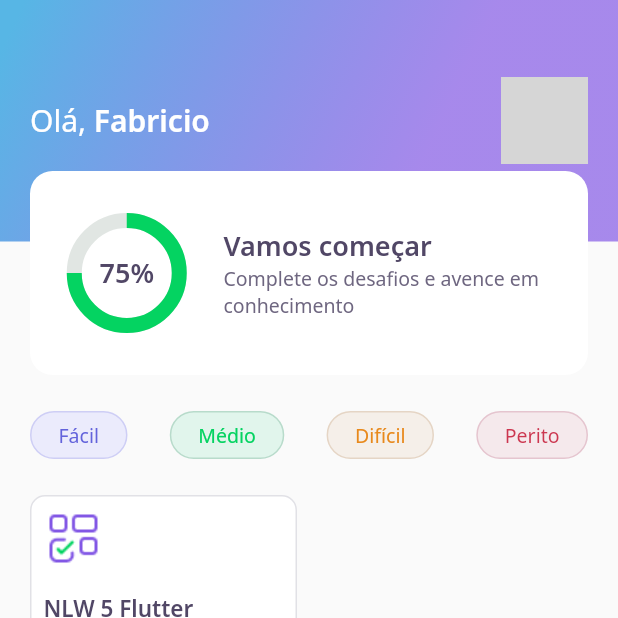
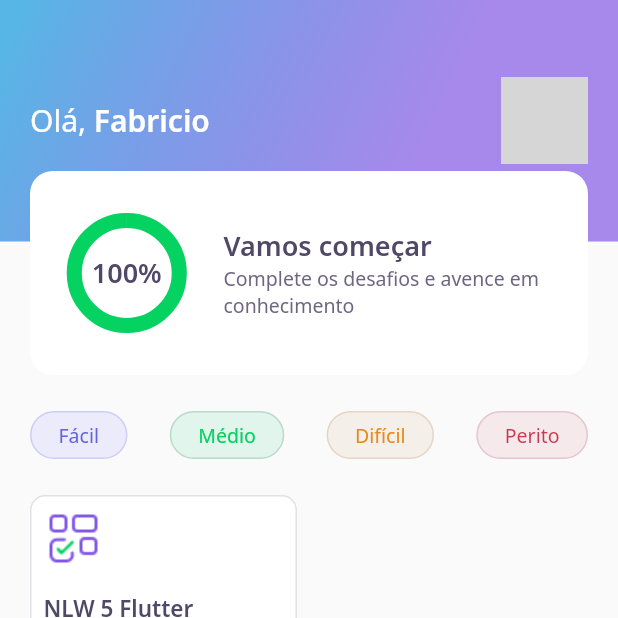
Before and after one commit to fabricio-silva-89/devquiz, a Flutter app: the screen it shows after launch, on a phone screen of 412 x 824 dp, the top half of it. Run offline on Flutter 3.47's test engine with Material 2 defaults, Android fonts, the phone set to English and light mode, and no system bars; our stand-ins replace google_fonts, share_plus; accounts and stored records are empty; network calls fail; grey boxes are pictures that could not be loaded.

Commit message:
Aula 5
Aula 5 da semana NLW 5 da Rocketseat

```diff
--- a/assets/database/user.json
+++ b/assets/database/user.json
@@ -1,5 +1,5 @@
 {
     "name" : "Fabricio",
-    "score" : 75,
+    "score" : 100,
     "photoUrl" : "https://avatars.githubusercontent.com/u/74799622?v=4"
 }
--- a/lib/challenge/challenge_controller.dart
+++ b/lib/challenge/challenge_controller.dart
@@ -4,4 +4,6 @@ class ChallengeController {
   final currentPageNotifier = ValueNotifier<int>(1);
   int get currentPage => currentPageNotifier.value;
   set currentPage(int value) => currentPageNotifier.value = value;
+
+  int qtdAnwserRigth = 0;
 }
--- a/lib/challenge/widgets/awnser/awnser_widget.dart
+++ b/lib/challenge/widgets/awnser/awnser_widget.dart
@@ -6,7 +6,7 @@ import 'package:flutter/material.dart';
 class AwnserWidget extends StatelessWidget {
   final AwnserModel anwser;
   final bool isSelected;
-  final VoidCallback onTap;
+  final ValueChanged<bool> onTap;
   final bool disabled;
 
   const AwnserWidget({
@@ -32,7 +32,9 @@ class AwnserWidget extends StatelessWidget {
       child: IgnorePointer(
         ignoring: disabled,
         child: GestureDetector(
-          onTap: onTap,
+          onTap: () {
+            onTap(anwser.isRight);
+          },
           child: Container(
             padding: EdgeInsets.all(16.0),
             decoration: BoxDecoration(
--- a/lib/core/app_widget.dart
+++ b/lib/core/app_widget.dart
@@ -1,5 +1,4 @@
-import 'package:devquiz/challenge/challenge_page.dart';
-import 'package:devquiz/home/home_page.dart';
+import 'package:devquiz/splash/splash_page.dart';
 import 'package:flutter/material.dart';
 
 class AppWidget extends StatelessWidget {
@@ -7,7 +6,7 @@ class AppWidget extends StatelessWidget {
   Widget build(BuildContext context) {
     return MaterialApp(
       title: "DevQuiz",
-      home: HomePage(),
+      home: SplashPage(),
     );
   }
 }
--- a/lib/home/home_page.dart
+++ b/lib/home/home_page.dart
@@ -72,6 +72,7 @@ class _HomePageState extends State<HomePage> {
                                       context,
                                       MaterialPageRoute(
                                         builder: (context) => ChallengePage(
+                                          title: e.title,
                                           questions: e.questions,
                                         ),
                                       ),
--- a/lib/home/widgets/appbar/app_bar_widget.dart
+++ b/lib/home/widgets/appbar/app_bar_widget.dart
@@ -50,7 +50,9 @@ class AppBarWidget extends PreferredSize {
                 ),
                 Align(
                   alignment: Alignment(0.0, 1.0),
-                  child: ScoreCardWidget(),
+                  child: ScoreCardWidget(
+                    percent: user.score / 100,
+                  ),
                 ),
               ],
             ),
--- a/lib/home/widgets/chart/chart_widget.dart
+++ b/lib/home/widgets/chart/chart_widget.dart
@@ -2,13 +2,39 @@ import 'package:devquiz/core/app_colors.dart';
 import 'package:devquiz/core/app_text_styles.dart';
 import 'package:flutter/material.dart';
 
-class ChartWidget extends StatelessWidget {
+class ChartWidget extends StatefulWidget {
+  final double percent;
+
+  const ChartWidget({Key? key, required this.percent}) : super(key: key);
+
+  @override
+  _ChartWidgetState createState() => _ChartWidgetState();
+}
+
+class _ChartWidgetState extends State<ChartWidget> with SingleTickerProviderStateMixin {
+  late AnimationController _controller;
+  late Animation<double> _animation;
+
+  void _initAnimation() {
+    _controller = AnimationController(vsync: this, duration: Duration(seconds: 2));
+    _animation = Tween<double>(begin: 0.0, end: widget.percent).animate(_controller);
+    _controller.forward();
+  }
+
+  @override
+  void initState() {
+    _initAnimation();
+    super.initState();
+  }
+
   @override
   Widget build(BuildContext context) {
     return Container(
         width: 80,
         height: 80,
-      child: Stack(
+        child: AnimatedBuilder(
+          animation: _animation,
+          builder: (context, _) => Stack(
             children: <Widget>[
               Center(
                 child: Container(
@@ -16,7 +42,7 @@ class ChartWidget extends StatelessWidget {
                   height: 70.0,
                   child: CircularProgressIndicator(
                     strokeWidth: 10.0,
-                value: 0.75,
+                    value: _animation.value,
                     backgroundColor: AppColors.chartSecondary,
                     valueColor: AlwaysStoppedAnimation<Color>(AppColors.chartPrimary),
                   ),
@@ -24,12 +50,12 @@ class ChartWidget extends StatelessWidget {
               ),
               Center(
                 child: Text(
-              "75%",
+                  "${(_animation.value * 100).toInt()}%",
                   style: AppTextStyles.heading,
                 ),
               ),
             ],
           ),
-    );
+        ));
   }
 }
--- a/lib/home/widgets/score_card/score_card_widget.dart
+++ b/lib/home/widgets/score_card/score_card_widget.dart
@@ -4,6 +4,10 @@ import 'package:devquiz/home/widgets/chart/chart_widget.dart';
 import 'package:flutter/material.dart';
 
 class ScoreCardWidget extends StatelessWidget {
+  final double percent;
+
+  const ScoreCardWidget({Key? key, required this.percent}) : super(key: key);
+
   @override
   Widget build(BuildContext context) {
     return Padding(
@@ -21,7 +25,9 @@ class ScoreCardWidget extends StatelessWidget {
             children: <Widget>[
               Expanded(
                 flex: 1,
-                child: ChartWidget(),
+                child: ChartWidget(
+                  percent: percent,
+                ),
               ),
               Expanded(
                 flex: 3,
--- a/lib/splash/splash_page.dart
+++ b/lib/splash/splash_page.dart
@@ -1,10 +1,13 @@
 import 'package:devquiz/core/app_gradients.dart';
 import 'package:devquiz/core/app_images.dart';
+import 'package:devquiz/home/home_page.dart';
 import 'package:flutter/material.dart';
 
 class SplashPage extends StatelessWidget {
   @override
   Widget build(BuildContext context) {
+    Future.delayed(Duration(seconds: 2)).then(
+        (value) => Navigator.pushReplacement(context, MaterialPageRoute(builder: (context) => HomePage())));
     return Scaffold(
       body: Container(
         decoration: BoxDecoration(
--- a/pubspec.yaml
+++ b/pubspec.yaml
@@ -13,6 +13,7 @@ dependencies:
     sdk: flutter
   cupertino_icons: ^1.0.2
   google_fonts: ^2.0.0
+  share_plus: ^2.0.3
 
 dev_dependencies:
   flutter_test:
```
Also changed, not shown: lib/challenge/challenge_page.dart (+19 -3 lines), lib/challenge/widgets/next_button/next_button_widget.dart (+9 -0 lines), lib/challenge/widgets/quiz/quiz_widget.dart (+4 -4 lines), lib/result/result_page.dart (added, +86 -0 lines), pubspec.lock. Lines whose indentation alone changed are shown as unchanged.
